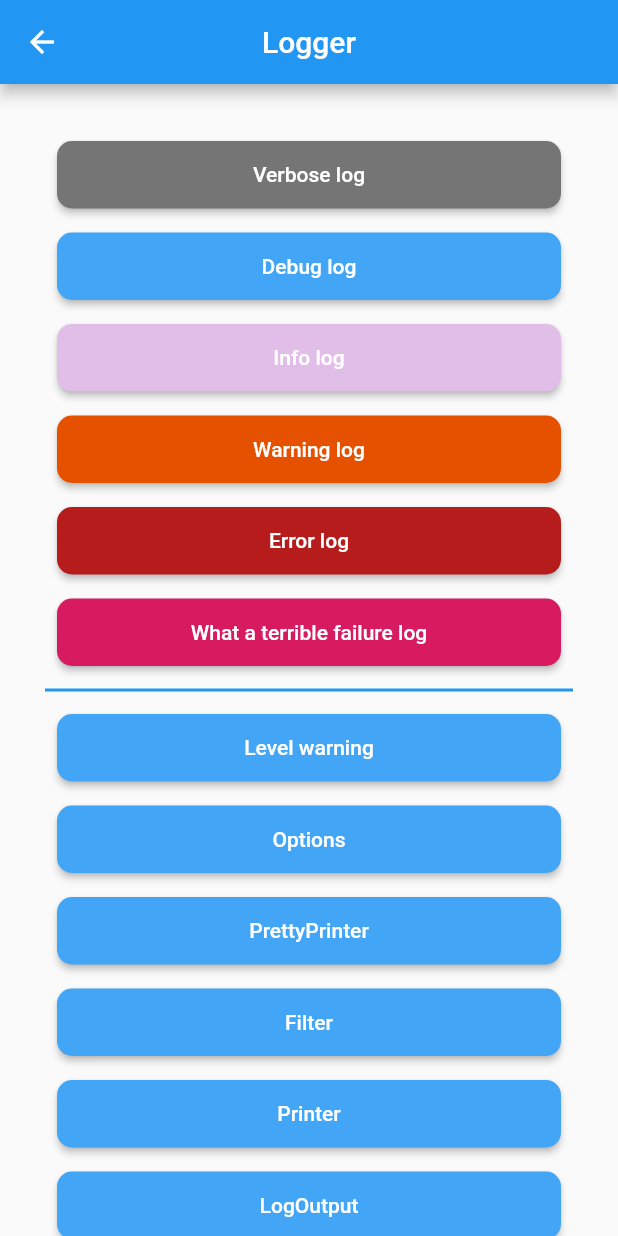
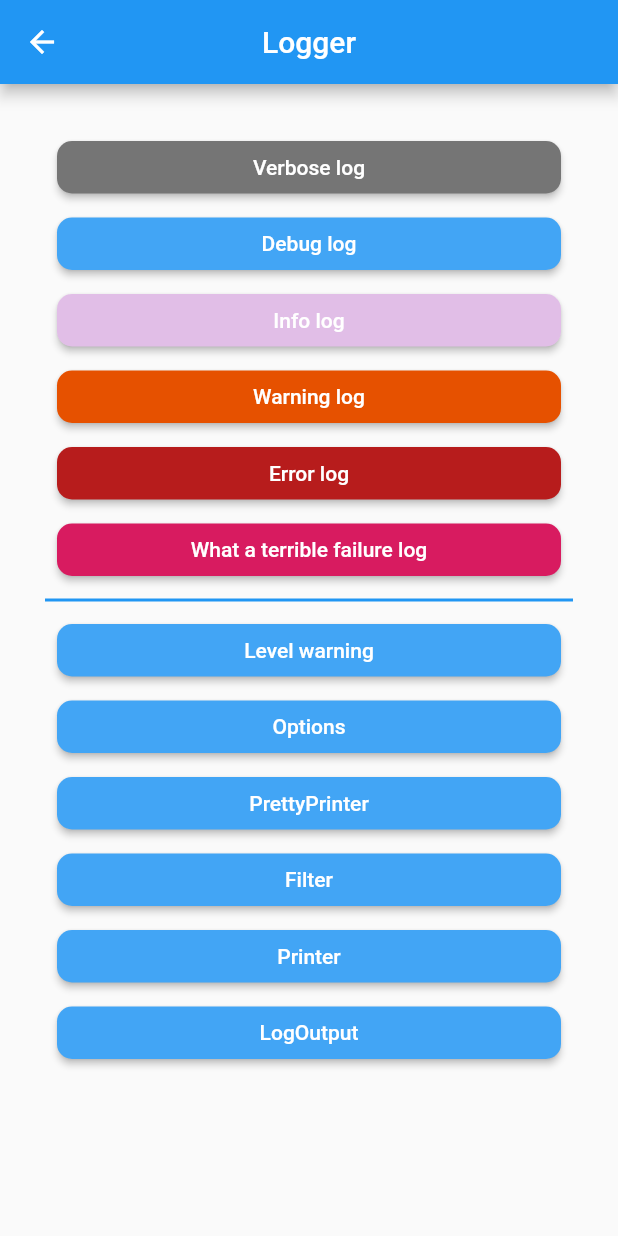
Before and after one commit to css-organizar/flutter-exemplo-packages, a Flutter app: the LoggerHomeView screen opened by its route, on a phone screen of 412 x 824 dp. Run offline on Flutter 3.47's test engine with Material 2 defaults, Android fonts, the phone set to English and light mode, and no system bars; our stand-ins replace font_awesome_flutter, get, logger.

Commit message:
Ajustes do exemplo

```diff
--- a/lib/presentation/package_logger/components/logger_button.dart
+++ b/lib/presentation/package_logger/components/logger_button.dart
@@ -22,7 +22,7 @@ class LoggerButton extends StatelessWidget {
       padding: const EdgeInsets.all(8.0),
       child: SizedBox(
         width: double.infinity,
-        height: 45,
+        height: 35,
         child: ElevatedButton(
           style: ElevatedButton.styleFrom(
             shape: RoundedRectangleBorder(
```
Also changed, not shown: pubspec.lock, 1 other file.
